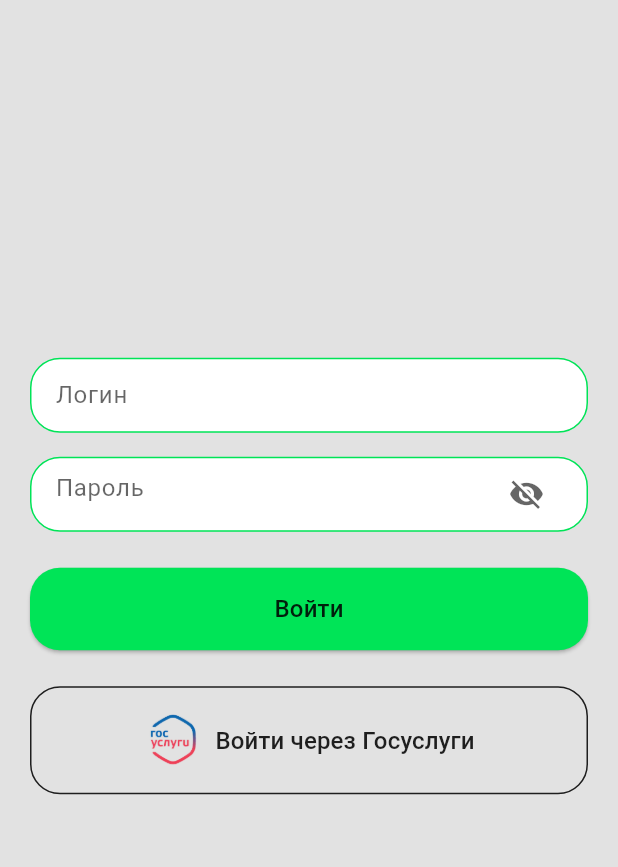
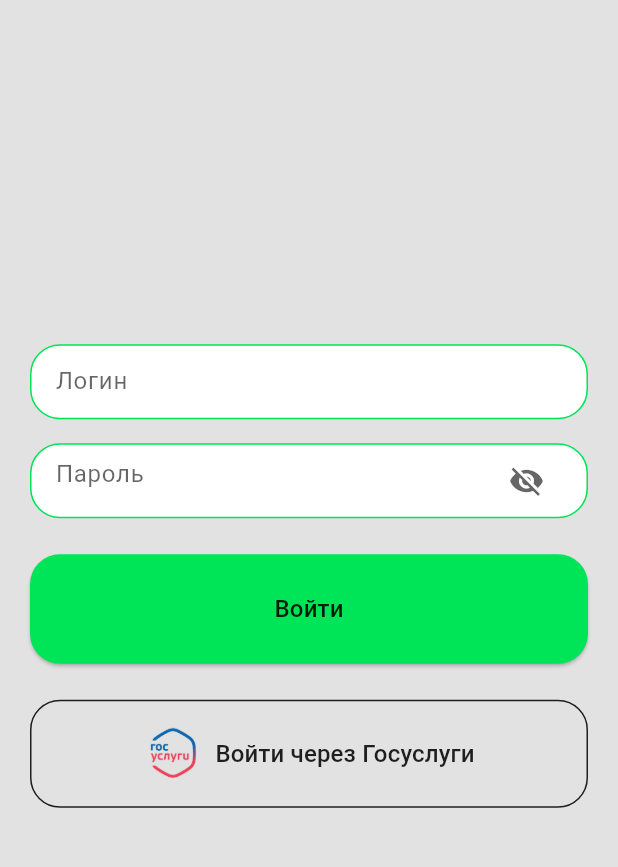
Before and after one commit to F1TU3S17/tns_voting_service_app, a Flutter app: the screen it shows after launch, on a phone screen of 412 x 824 dp, the part 84-951 px from its top. Run offline on Flutter 3.47's test engine with Material 3 defaults, Android fonts, the phone set to English and light mode, and no system bars; our stand-ins replace flutter_secure_storage, hive_flutter; accounts and stored records are empty.

Commit message:
fix: тема авторизации

```diff
--- a/lib/auth/presentation/widgets/auth_button_widget.dart
+++ b/lib/auth/presentation/widgets/auth_button_widget.dart
@@ -25,7 +25,7 @@ class AuthButtonWidget extends StatelessWidget {
           shape: RoundedRectangleBorder(
             borderRadius: BorderRadius.circular(20),
           ),
-          padding: const EdgeInsets.symmetric(vertical: 16),
+          padding: const EdgeInsets.symmetric(vertical: 25),
         ),
         onPressed: () async {
           if (model!.validate()) {
--- a/lib/auth/presentation/widgets/gosuslugi_auth_button_widget.dart
+++ b/lib/auth/presentation/widgets/gosuslugi_auth_button_widget.dart
@@ -13,6 +13,7 @@ class GosuslugiAuthButton extends StatelessWidget {
     return SizedBox(
       child: OutlinedButton(
         style: OutlinedButton.styleFrom(
+          overlayColor: colorScheme.onSurface,
           side: BorderSide(color: colorScheme.onSurface),
           shape: RoundedRectangleBorder(
             borderRadius: BorderRadius.circular(20),
```
